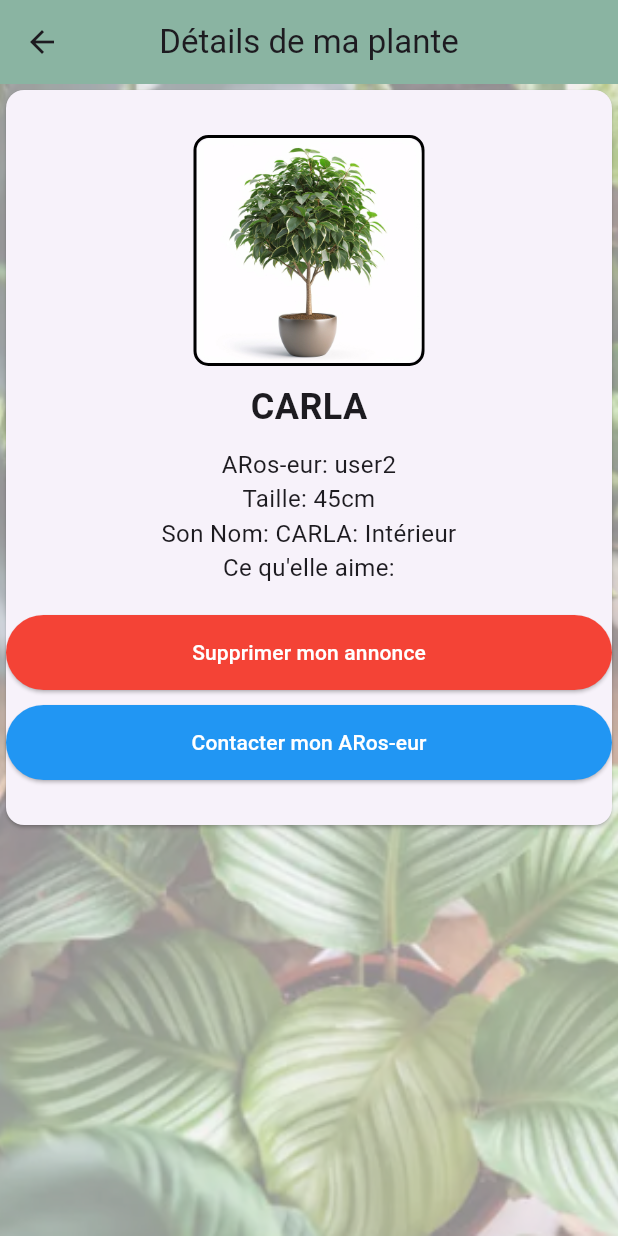
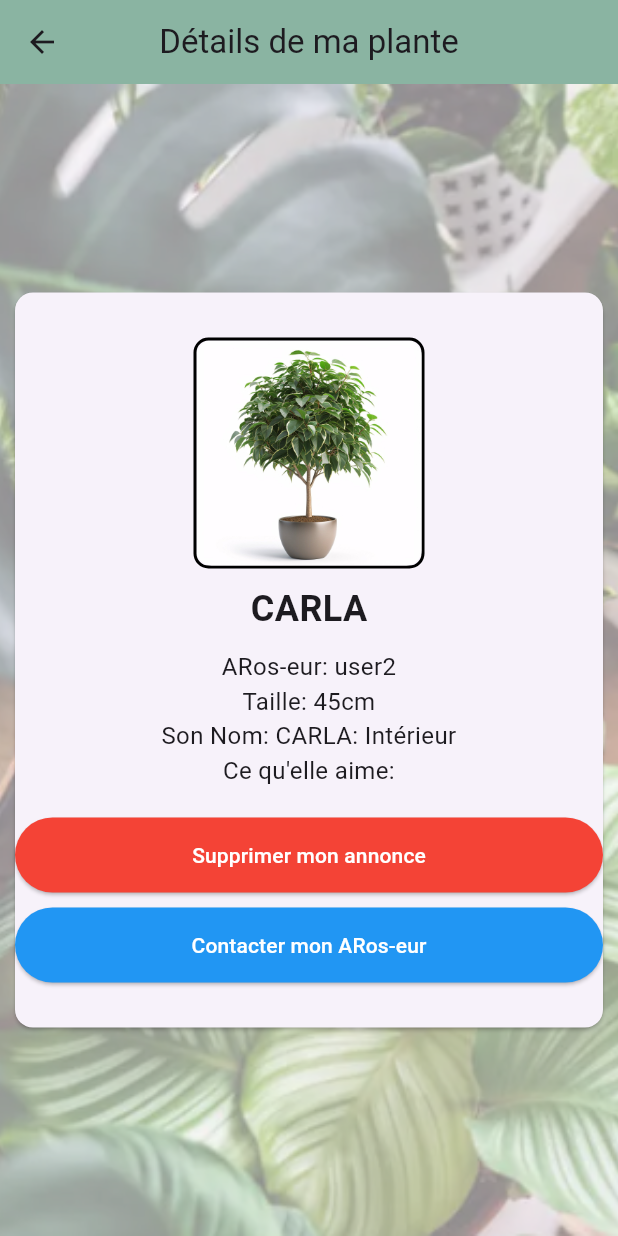
Before and after one commit to Coulibaly00180/MSPR, a Flutter app: the MyAdsPage screen opened directly, after a tap on "DETAILS", on a phone screen of 412 x 824 dp. Run offline on Flutter 3.47's test engine with Material 3 defaults, Android fonts, the phone set to English and light mode, and no system bars; our stand-ins replace flutter_map, font_awesome_flutter, go_router, google_fonts, image_picker, latlong2; missing offline and left inert: navigator.

Commit message:
update announce details css

```diff
--- a/front/lib/page/annonces/mesAnnonces/announce_details.dart
+++ b/front/lib/page/annonces/mesAnnonces/announce_details.dart
@@ -22,7 +22,7 @@ final List<Annonces> annonces = [
     fin: DateTime(2024, 3, 10),
     aroseur_id: '2',
     proprio_id: '2',
-    url: 'annnonce2.jpg',
+    url: 'annonce2.jpg',
   )
 ];
 
@@ -65,7 +65,10 @@ class PlantDetailsPage extends StatelessWidget {
               ),
             ),
           ),
-          Card(
+          Center(
+            child: Container(
+              constraints: BoxConstraints(maxWidth: 400),
+              child: Card(
                 child: SingleChildScrollView(
                   child: Column(
                     children: [
@@ -130,6 +133,8 @@ class PlantDetailsPage extends StatelessWidget {
                   ),
                 ),
               ),
+            ),
+          ),
         ],
       ),
       floatingActionButtonLocation: FloatingActionButtonLocation.centerFloat,
```
Lines whose indentation alone changed are shown as unchanged.
